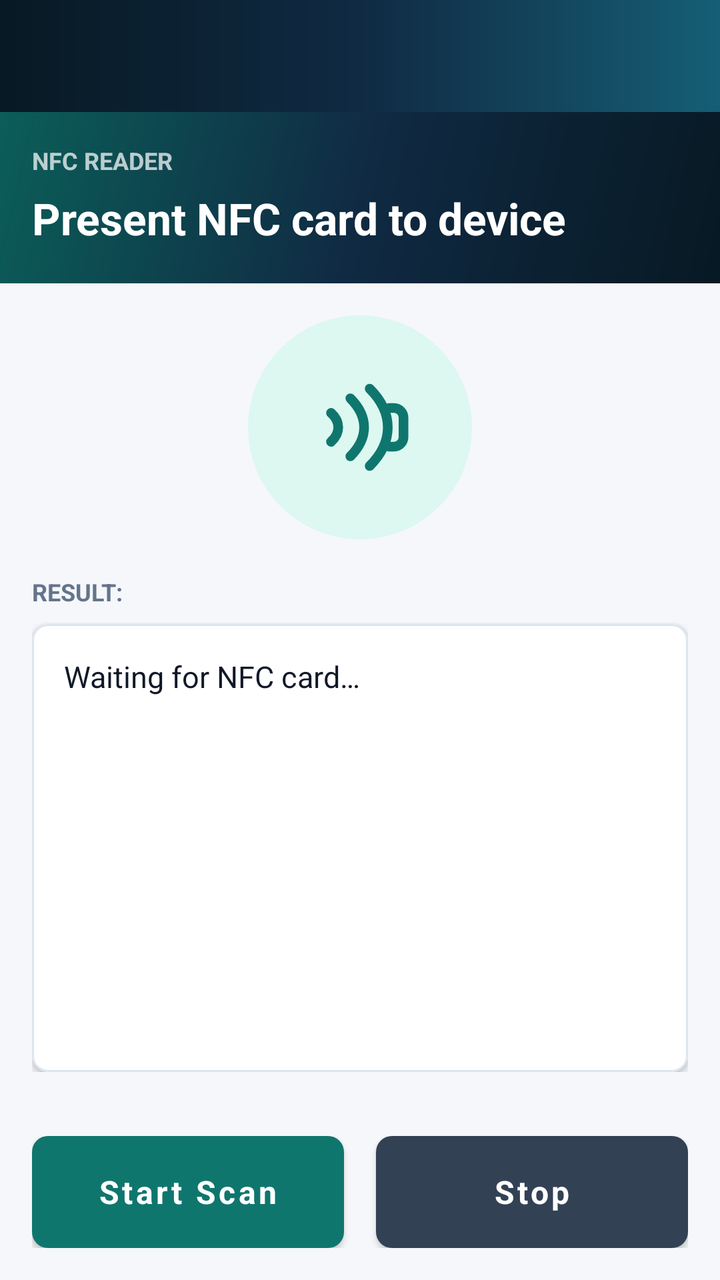
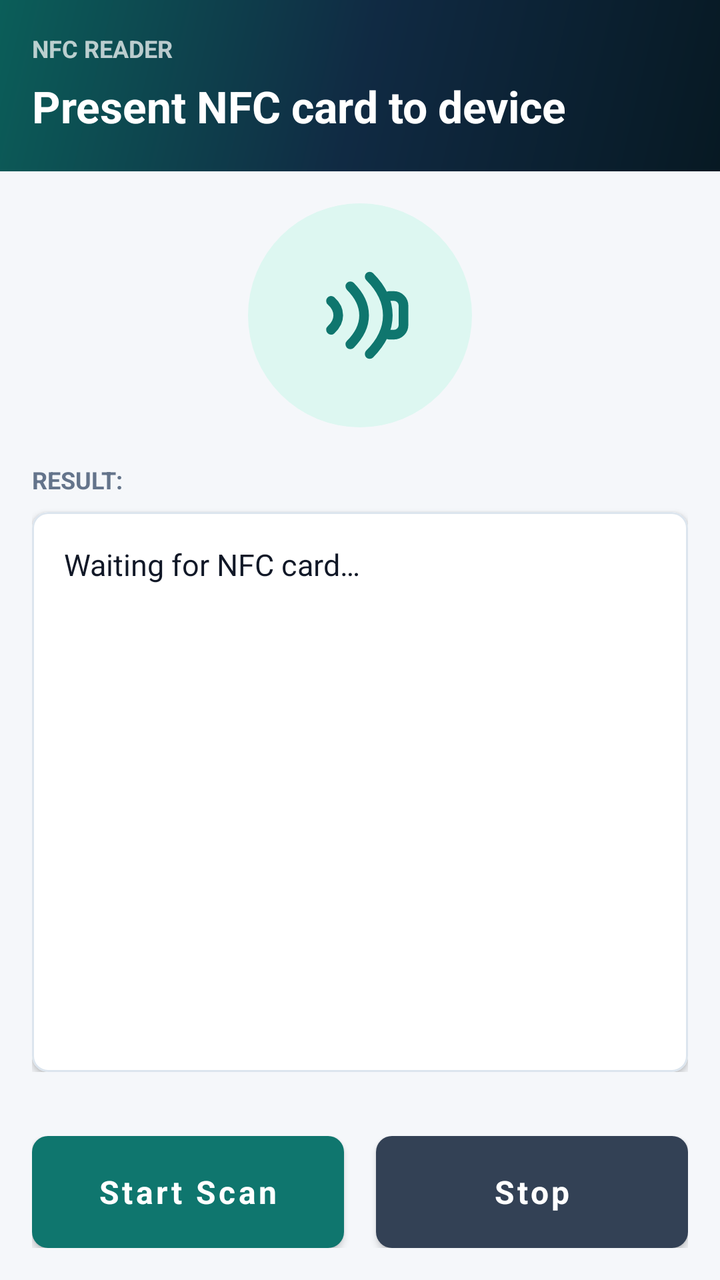

The first picture is an Android layout as it rendered before a commit; the second is the same layout after the commit. The layout source and the unified diff follow.
<!-- AndroidManifest.xml: application theme AppTheme -->
<!-- res/layout/activity_nfc_read.xml -->
<?xml version="1.0" encoding="utf-8"?>
<LinearLayout xmlns:android="http://schemas.android.com/apk/res/android"
    xmlns:app="http://schemas.android.com/apk/res-auto"
    android:layout_width="match_parent"
    android:layout_height="match_parent"
    android:background="@color/background"
    android:orientation="vertical">

    <androidx.appcompat.widget.Toolbar
        android:id="@+id/toolbar"
        style="@style/AppToolbar"
        android:layout_width="match_parent"
        android:layout_height="?attr/actionBarSize"
        app:titleTextColor="@color/white" />

    <LinearLayout
        android:layout_width="match_parent"
        android:layout_height="wrap_content"
        android:background="@drawable/bg_amount_panel"
        android:orientation="vertical"
        android:paddingStart="@dimen/screen_margin"
        android:paddingTop="16dp"
        android:paddingEnd="@dimen/screen_margin"
        android:paddingBottom="18dp">

        <TextView
            style="@style/TextSectionLabel"
            android:layout_width="wrap_content"
            android:layout_height="wrap_content"
            android:text="@string/nfc_read_header_label"
            android:textColor="#B8FFFFFF" />

        <TextView
            android:layout_width="match_parent"
            android:layout_height="wrap_content"
            android:layout_marginTop="6dp"
            android:text="@string/nfc_read_header_title"
            android:textColor="@color/white"
            android:textSize="22sp"
            android:textStyle="bold" />
    </LinearLayout>

    <LinearLayout
        android:layout_width="match_parent"
        android:layout_height="0dp"
        android:layout_weight="1"
        android:gravity="center_horizontal"
        android:orientation="vertical"
        android:padding="@dimen/screen_margin">

        <FrameLayout
            android:layout_width="112dp"
            android:layout_height="112dp"
            android:background="@drawable/bg_soft_accent_circle">

            <ImageView
                android:layout_width="58dp"
                android:layout_height="58dp"
                android:layout_gravity="center"
                android:contentDescription="@null"
                android:src="@drawable/ic_nfc_scan" />
        </FrameLayout>

        <TextView
            style="@style/TextSectionLabel"
            android:layout_width="match_parent"
            android:layout_height="wrap_content"
            android:layout_marginTop="18dp"
            android:layout_marginBottom="8dp"
            android:text="@string/nfc_read_result_label" />

        <com.google.android.material.card.MaterialCardView
            style="@style/AppCard"
            android:layout_width="match_parent"
            android:layout_height="0dp"
            android:layout_weight="1">

            <ScrollView
                android:layout_width="match_parent"
                android:layout_height="match_parent">

                <TextView
                    android:id="@+id/tv_info"
                    android:layout_width="match_parent"
                    android:layout_height="wrap_content"
                    android:lineSpacingMultiplier="1.35"
                    android:padding="16dp"
                    android:text="@string/nfc_read_waiting"
                    android:textColor="@color/text_primary"
                    android:textSize="15sp" />
            </ScrollView>
        </com.google.android.material.card.MaterialCardView>
    </LinearLayout>

    <LinearLayout
        android:layout_width="match_parent"
        android:layout_height="wrap_content"
        android:orientation="horizontal"
        android:padding="@dimen/screen_margin">

        <com.google.android.material.button.MaterialButton
            android:id="@+id/btn_start_scan"
            style="@style/AccentButton"
            android:layout_width="0dp"
            android:layout_height="@dimen/button_height"
            android:layout_marginEnd="8dp"
            android:layout_weight="1"
            android:text="@string/nfc_read_start" />

        <com.google.android.material.button.MaterialButton
            android:id="@+id/btn_stop_scan"
            style="@style/SecondaryButton"
            android:layout_width="0dp"
            android:layout_height="@dimen/button_height"
            android:layout_marginStart="8dp"
            android:layout_weight="1"
            android:text="@string/nfc_read_stop" />
    </LinearLayout>
</LinearLayout>
<!-- resources referenced by this layout -->
<resources>
  <color name="background">#F5F7FA</color>
  <color name="text_primary">#111827</color>
  <color name="white">#FFFFFF</color>
  <dimen name="button_height">56dp</dimen>
  <dimen name="screen_margin">16dp</dimen>
  <!-- drawable bg_amount_panel (drawable) -->
  <?xml version="1.0" encoding="utf-8"?>
  <shape xmlns:android="http://schemas.android.com/apk/res/android">
      <gradient
          android:angle="135"
          android:startColor="@color/primary_dark"
          android:centerColor="@color/primary"
          android:endColor="@color/accent_dark" />
  </shape>
  <!-- drawable bg_soft_accent_circle (drawable) -->
  <?xml version="1.0" encoding="utf-8"?>
  <shape xmlns:android="http://schemas.android.com/apk/res/android"
      android:shape="oval">
      <solid android:color="@color/accent_soft" />
  </shape>
  <string name="nfc_read_header_label">NFC reader</string>
  <string name="nfc_read_header_title">Present NFC card to device</string>
  <string name="nfc_read_result_label">Result:</string>
  <string name="nfc_read_start">Start Scan</string>
  <string name="nfc_read_stop">Stop</string>
  <string name="nfc_read_waiting">Waiting for NFC card\u2026</string>
  <style name="AppCard" parent="Widget.MaterialComponents.CardView">
          <item name="cardCornerRadius">@dimen/card_corner_radius</item>
          <item name="cardElevation">@dimen/card_elevation</item>
          <item name="cardBackgroundColor">@color/card</item>
          <item name="strokeColor">@color/card_stroke</item>
          <item name="strokeWidth">1dp</item>
      </style>
  <style name="AppToolbar">
          <item name="android:background">@drawable/bg_toolbar</item>
          <item name="android:elevation">0dp</item>
      </style>
  <style name="TextSectionLabel">
          <item name="android:textColor">@color/text_secondary</item>
          <item name="android:textSize">12sp</item>
          <item name="android:textStyle">bold</item>
          <item name="android:textAllCaps">true</item>
      </style>
  <style name="AppTheme" parent="Theme.MaterialComponents.Light.NoActionBar">
          <item name="colorPrimary">@color/primary</item>
          <item name="colorPrimaryDark">@color/primary_dark</item>
          <item name="colorAccent">@color/accent</item>
          <item name="android:windowBackground">@color/background</item>
          <item name="android:statusBarColor">@color/primary_dark</item>
          <item name="android:navigationBarColor">@color/primary_dark</item>
          <item name="android:fontFamily">sans-serif</item>
      </style>
  <color name="primary_dark">#071923</color>
  <color name="primary">#102A43</color>
  <color name="accent_dark">#0B5E59</color>
  <color name="accent_soft">#DDF7F1</color>
  <color name="accent">#0F766E</color>
  <dimen name="card_corner_radius">8dp</dimen>
  <dimen name="card_elevation">2dp</dimen>
  <color name="card">#FFFFFF</color>
  <color name="card_stroke">#DCE5EE</color>
  <!-- drawable bg_toolbar (drawable) -->
  <?xml version="1.0" encoding="utf-8"?>
  <shape xmlns:android="http://schemas.android.com/apk/res/android">
      <gradient
          android:angle="0"
          android:startColor="@color/primary_dark"
          android:centerColor="@color/primary"
          android:endColor="@color/primary_variant" />
  </shape>
  <color name="btn_secondary">#334155</color>
  <color name="text_secondary">#64748B</color>
  <color name="primary_variant">#155E75</color>
  <!-- unchanged entries left out for length: 3 -->
</resources>

<!-- the commit's change to res/layout/activity_nfc_read.xml (unified diff, before → after) -->
@@ -5,13 +5,6 @@
     android:layout_height="match_parent"
     android:background="@color/background"
     android:orientation="vertical">
-
-    <androidx.appcompat.widget.Toolbar
-        android:id="@+id/toolbar"
-        style="@style/AppToolbar"
-        android:layout_width="match_parent"
-        android:layout_height="?attr/actionBarSize"
-        app:titleTextColor="@color/white" />
 
     <LinearLayout
         android:layout_width="match_parent"
<!-- resource entries referenced after the edit -->
@@ -33,10 +33,6 @@
           <item name="strokeColor">@color/card_stroke</item>
           <item name="strokeWidth">1dp</item>
       </style>
-  <style name="AppToolbar">
-          <item name="android:background">@drawable/bg_toolbar</item>
-          <item name="android:elevation">0dp</item>
-      </style>
   <style name="TextSectionLabel">
           <item name="android:textColor">@color/text_secondary</item>
           <item name="android:textSize">12sp</item>
@@ -61,18 +57,8 @@
   <dimen name="card_elevation">2dp</dimen>
   <color name="card">#FFFFFF</color>
   <color name="card_stroke">#DCE5EE</color>
-  <!-- drawable bg_toolbar (drawable) -->
-  <?xml version="1.0" encoding="utf-8"?>
-  <shape xmlns:android="http://schemas.android.com/apk/res/android">
-      <gradient
-          android:angle="0"
-          android:startColor="@color/primary_dark"
-          android:centerColor="@color/primary"
-          android:endColor="@color/primary_variant" />
-  </shape>
   <color name="btn_secondary">#334155</color>
   <color name="text_secondary">#64748B</color>
-  <color name="primary_variant">#155E75</color>
   <!-- unchanged entries left out for length: 3 -->
 </resources>
 
